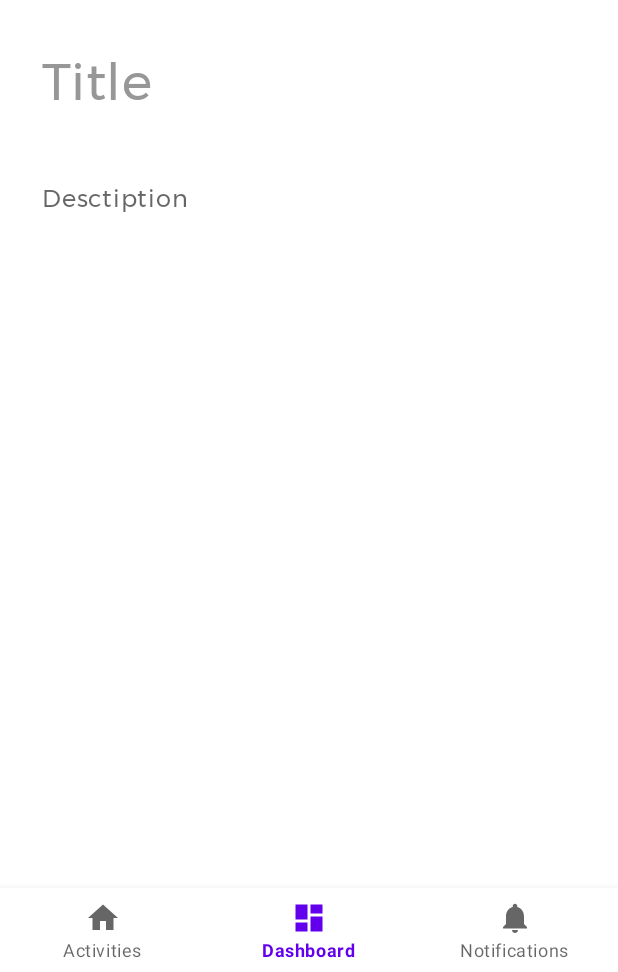
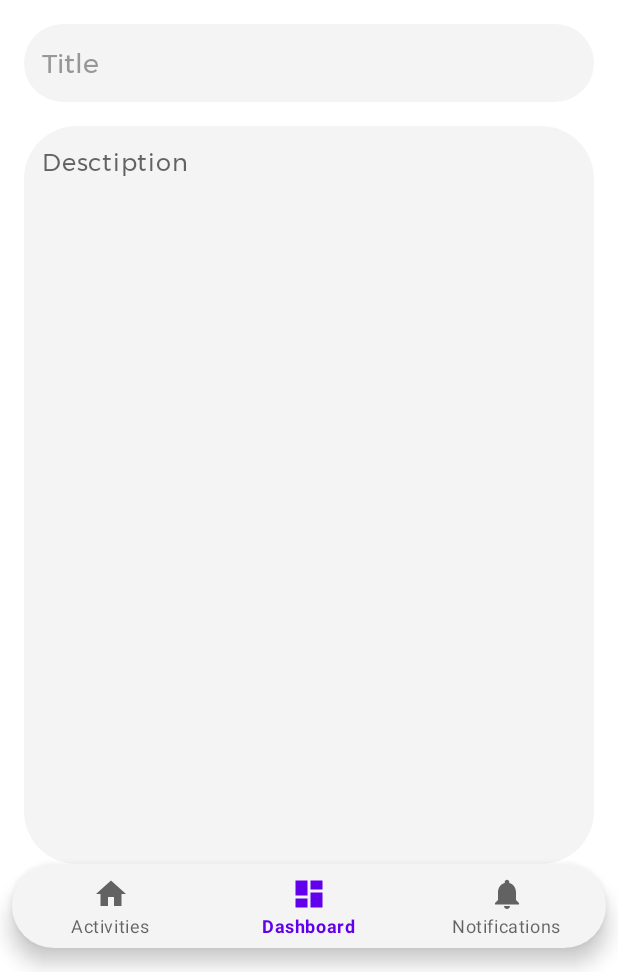
Before and after one commit to sahuadarsh0/HealthWellnessGamification, an Android app: the DashboardFragment screen opened through its navigation route, on a phone screen of 412 x 824 dp, the part 264-1236 px from its top. Run offline under Robolectric (Android 15) with nearby library versions, the phone set to English and light mode, and no system bars; our stand-ins replace Dagger/Hilt's generated code, Room's generated code, data binding, navigation-ui.

Commit message:
designed

```diff
--- a/app/src/main/res/drawable/bg_edit_text.xml
+++ b/app/src/main/res/drawable/bg_edit_text.xml
@@ -1,5 +1,5 @@
 <?xml version="1.0" encoding="utf-8"?>
 <shape xmlns:android="http://schemas.android.com/apk/res/android">
-    <solid android:color="#FFFFFF" />
+    <solid android:color="#F4F4F4" />
     <corners android:radius="35dp" />
 </shape>
--- a/app/src/main/res/layout/activity_main.xml
+++ b/app/src/main/res/layout/activity_main.xml
@@ -18,7 +18,11 @@
             android:id="@+id/nav_view"
             android:layout_width="0dp"
             android:layout_height="wrap_content"
-            android:background="?android:attr/windowBackground"
+            android:layout_marginLeft="8dp"
+            android:padding="0dp"
+            android:layout_marginBottom="@dimen/dimen_16"
+            android:layout_marginRight="8dp"
+            android:background="@drawable/bg_edit_text"
             app:layout_constraintBottom_toBottomOf="parent"
             app:layout_constraintLeft_toLeftOf="parent"
             app:layout_constraintRight_toRightOf="parent"
--- a/app/src/main/res/layout/fragment_dashboard.xml
+++ b/app/src/main/res/layout/fragment_dashboard.xml
@@ -42,7 +42,6 @@
             android:maxLength="60"
             android:maxLines="3"
             android:padding="@dimen/dimen_12"
-            android:textAppearance="@style/TextAppearance.MaterialComponents.Headline4"
             android:textColor="@color/title_text_color"
             android:textColorHint="@color/hint_color"
             app:layout_constraintEnd_toEndOf="parent"
@@ -54,7 +53,7 @@
         <EditText
             android:id="@+id/noteET"
             android:layout_width="match_parent"
-            android:layout_height="wrap_content"
+            android:layout_height="0dp"
             android:layout_marginStart="@dimen/dimen_16"
             android:layout_marginTop="@dimen/dimen_16"
             android:layout_marginEnd="@dimen/dimen_16"
@@ -66,6 +65,7 @@
             android:padding="@dimen/dimen_12"
             android:paddingBottom="@dimen/dimen_64"
             android:textAppearance="@style/TextAppearance.MaterialComponents.Body1"
+            app:layout_constraintBottom_toBottomOf="parent"
             app:layout_constraintEnd_toEndOf="parent"
             app:layout_constraintStart_toStartOf="parent"
             app:layout_constraintTop_toBottomOf="@+id/titleET" />
```
Also changed, not shown: 1 other file.
